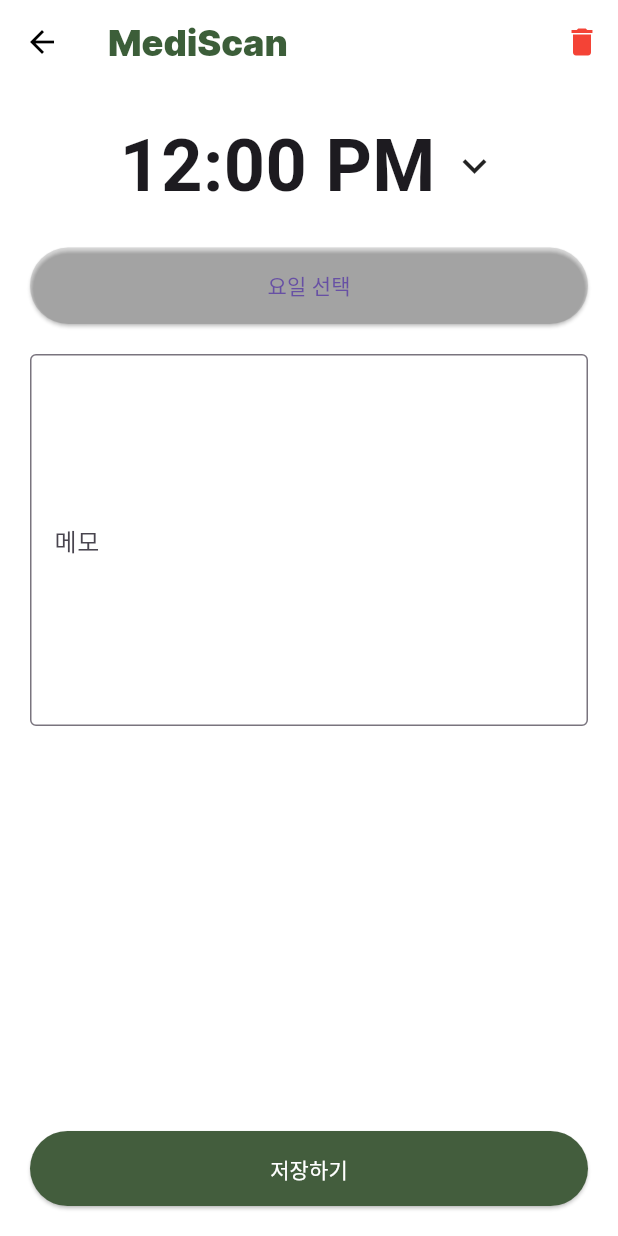
After one commit to Capstone-MediScan/Mediscan-front, a Flutter app: the screen it shows after launch, item 3 of the bottom bar chosen, after a tap on "알림 추가", on a phone screen of 412 x 824 dp. The commit adds this screen. Run offline on Flutter 3.47's test engine with Material 3 defaults, Android fonts, the phone set to English and light mode, and no system bars; our stand-ins replace flutter_local_notifications, image_picker, timezone; project files that could hold a hidden picture were left out.

Commit message:
알림 기능 추가

```diff
--- /dev/null
+++ b/lib/alertmain.dart
@@ -0,0 +1,209 @@
+import 'package:flutter/material.dart';
+import 'package:flutter_local_notifications/flutter_local_notifications.dart';
+import 'package:mediscan/theme/colors.dart';
+import 'package:timezone/data/latest.dart' as tz;
+import 'package:timezone/timezone.dart' as tz;
+import 'dart:io' show Platform;
+import 'package:mediscan/alertsetting.dart'; // 필요한 다른 파일 import
+
+class MediScanHome extends StatefulWidget {
+  const MediScanHome({Key? key}) : super(key: key); // const 추가
+
+  @override
+  _MediScanHomeState createState() => _MediScanHomeState();
+}
+
+class _MediScanHomeState extends State<MediScanHome> {
+  List<String> alertInfos = [];  // 알림 정보를 저장할 리스트
+  List<bool> alertStatuses = []; // 각 알림의 토글 상태를 저장할 리스트
+
+  FlutterLocalNotificationsPlugin flutterLocalNotificationsPlugin = FlutterLocalNotificationsPlugin();
+
+  @override
+  void initState() {
+    super.initState();
+    var initializationSettingsAndroid = const AndroidInitializationSettings('@mipmap/ic_launcher'); // const 추가
+    var initializationSettingsIOS = const IOSInitializationSettings(); // const 추가
+    var initializationSettings = InitializationSettings(
+      android: initializationSettingsAndroid,
+      iOS: initializationSettingsIOS,
+    );
+    flutterLocalNotificationsPlugin.initialize(initializationSettings);
+
+    // 권한 요청
+    _requestPermissions();
+  }
+
+  Future<void> _requestPermissions() async {
+    if (Platform.isAndroid) {
+      await flutterLocalNotificationsPlugin.resolvePlatformSpecificImplementation<
+          AndroidFlutterLocalNotificationsPlugin>()?.requestPermission();
+    } else if (Platform.isIOS) {
+      await flutterLocalNotificationsPlugin.resolvePlatformSpecificImplementation<
+          IOSFlutterLocalNotificationsPlugin>()?.requestPermissions(
+        alert: true,
+        badge: true,
+        sound: true,
+      );
+    }
+  }
+
+  Future<void> _scheduleNotification(int id, TimeOfDay time, String period) async {
+    var androidPlatformChannelSpecifics = const AndroidNotificationDetails(
+      'your_channel_id', 'your_channel_name',
+      channelDescription: 'your_channel_description',
+      importance: Importance.max,
+      priority: Priority.high,
+      showWhen: false,
+    );
+    var iOSPlatformChannelSpecifics = const IOSNotificationDetails();
+    var platformChannelSpecifics = NotificationDetails(
+      android: androidPlatformChannelSpecifics,
+      iOS: iOSPlatformChannelSpecifics,
+    );
+
+    final now = DateTime.now();
+    int hour = period == 'PM' && time.hour != 12 ? time.hour + 12 : time.hour;
+    hour = period == 'AM' && time.hour == 12 ? 0 : hour;
+    var notificationTime = DateTime(now.year, now.month, now.day, hour, time.minute);
+
+    if (notificationTime.isBefore(now)) {
+      notificationTime = notificationTime.add(const Duration(days: 1));  // 알림 시간이 이미 지났다면 다음 날로 예약
+    }
+
+    await flutterLocalNotificationsPlugin.zonedSchedule(
+      id,
+      '약 시간',
+      '약 먹을 시간이에요',
+      tz.TZDateTime.from(notificationTime, tz.local),
+      platformChannelSpecifics,
+      androidAllowWhileIdle: true,
+      uiLocalNotificationDateInterpretation: UILocalNotificationDateInterpretation.absoluteTime,
+      matchDateTimeComponents: DateTimeComponents.time,
+    );
+  }
+
+  @override
+  Widget build(BuildContext context) {
+    return Scaffold(
+      appBar: AppBar(
+        backgroundColor: whiteColor,
+        elevation: 1,
+        actions: <Widget>[
+          TextButton(
+            onPressed: () async {
+              final result = await Navigator.push(
+                context,
+                MaterialPageRoute(
+                  builder: (context) => AlertSetting(
+                    initialTime: const TimeOfDay(hour: 12, minute: 0),  // const 추가
+                    daysStatus: List.filled(7, false),  // 예시로 모든 요일을 false로 초기화
+                  ),
+                ),
+              );
+              if (result != null && result['action'] == 'save') {
+                setState(() {
+                  alertInfos.add(result['time']);
+                  alertStatuses.add(true); // 초기 상태를 true로 설정
+                  final timeParts = result['time'].split(' ');
+                  final timeOfDayParts = timeParts[0].split(':');
+                  final period = timeParts[1];
+                  final timeOfDay = TimeOfDay(
+                    hour: int.parse(timeOfDayParts[0]),
+                    minute: int.parse(timeOfDayParts[1]),
+                  );
+                  _scheduleNotification(alertInfos.length - 1, timeOfDay, period); // 새로운 알림 예약
+                });
+              }
+            },
+            child: const Text('알림 추가', style: TextStyle(color: Colors.green)), // const 추가
+          )
+        ],
+      ),
+      body: Container(
+        color: Colors.white,
+        child: ListView.separated(
+          itemCount: alertInfos.length,
+          itemBuilder: (context, index) {
+            return Container(
+              color: Colors.white,
+              child: ListTile(
+                title: Text(alertInfos[index]),
+                leading: const Icon(Icons.alarm, color: Colors.grey), // const 추가
+                trailing: Row(
+                  mainAxisSize: MainAxisSize.min,
+                  children: [
+                    IconButton(
+                      icon: const Icon(Icons.edit, color: Colors.blue), // const 추가
+                      onPressed: () async {
+                        final timeParts = alertInfos[index].split(' ');
+                        final timeOfDayParts = timeParts[0].split(':');
+                        final period = timeParts[1];
+                        final timeOfDay = TimeOfDay(
+                          hour: int.parse(timeOfDayParts[0]),
+                          minute: int.parse(timeOfDayParts[1]),
+                        );
+                        final result = await Navigator.push(
+                          context,
+                          MaterialPageRoute(
+                            builder: (context) => AlertSetting(
+                              initialTime: timeOfDay,
+                              daysStatus: List.filled(7, false),
+                              alertIndex: index,
+                            ),
+                          ),
+                        );
+                        if (result != null) {
+                          setState(() {
+                            if (result['action'] == 'save') {
+                              alertInfos[index] = result['time'];
+                              if (alertStatuses[index]) {
+                                final timeParts = result['time'].split(' ');
+                                final timeOfDayParts = timeParts[0].split(':');
+                                final period = timeParts[1];
+                                final timeOfDay = TimeOfDay(
+                                  hour: int.parse(timeOfDayParts[0]),
+                                  minute: int.parse(timeOfDayParts[1]),
+                                );
+                                _scheduleNotification(index, timeOfDay, period); // 알림 재설정
+                              }
+                            } else if (result['action'] == 'delete') {
+                              alertInfos.removeAt(index);
+                              alertStatuses.removeAt(index);
+                              flutterLocalNotificationsPlugin.cancel(index); // 알림 취소
+                            }
+                          });
+                        }
+                      },
+                    ),
+                    Switch(
+                      value: alertStatuses[index],
+                      onChanged: (bool value) {
+                        setState(() {
+                          alertStatuses[index] = value;
+                          if (value) {
+                            final timeParts = alertInfos[index].split(' ');
+                            final timeOfDayParts = timeParts[0].split(':');
+                            final period = timeParts[1];
+                            final timeOfDay = TimeOfDay(
+                              hour: int.parse(timeOfDayParts[0]),
+                              minute: int.parse(timeOfDayParts[1]),
+                            );
+                            _scheduleNotification(index, timeOfDay, period);
+                          } else {
+                            flutterLocalNotificationsPlugin.cancel(index);
+                          }
+                        });
+                      },
+                    ),
+                  ],
+                ),
+              ),
+            );
+          },
+          separatorBuilder: (context, index) => const Divider(), // const 추가
+        ),
+      ),
+    );
+  }
+}
--- /dev/null
+++ b/lib/alertsetting.dart
@@ -0,0 +1,184 @@
+import 'package:flutter/material.dart';
+import 'package:mediscan/theme/colors.dart';
+
+class AlertSetting extends StatefulWidget {
+  final TimeOfDay initialTime;
+  final List<bool> daysStatus;
+  final int? alertIndex; // 알림의 인덱스를 전달하기 위한 필드
+
+  const AlertSetting({
+    Key? key,
+    required this.initialTime,
+    required this.daysStatus,
+    this.alertIndex,
+  }) : super(key: key);
+
+  @override
+  _AlertSettingState createState() => _AlertSettingState();
+}
+
+class _AlertSettingState extends State<AlertSetting> {
+  late TimeOfDay selectedTime;
+  late Map<String, bool> days;
+  TextEditingController memoController = TextEditingController();
+
+  @override
+  void initState() {
+    super.initState();
+    selectedTime = widget.initialTime;
+    days = {
+      '월요일마다': widget.daysStatus[0],
+      '화요일마다': widget.daysStatus[1],
+      '수요일마다': widget.daysStatus[2],
+      '목요일마다': widget.daysStatus[3],
+      '금요일마다': widget.daysStatus[4],
+      '토요일마다': widget.daysStatus[5],
+      '일요일마다': widget.daysStatus[6],
+    };
+  }
+
+  void _selectTime(BuildContext context) async {
+    final TimeOfDay? picked = await showTimePicker(
+      context: context,
+      initialTime: selectedTime,
+      builder: (BuildContext context, Widget? child) {
+        return MediaQuery(
+          data: MediaQuery.of(context).copyWith(alwaysUse24HourFormat: false),
+          child: child!,
+        );
+      },
+    );
+    if (picked != null && picked != selectedTime) {
+      setState(() {
+        selectedTime = picked;
+      });
+    }
+  }
+
+  void _showModalBottomSheet(BuildContext context) {
+    showModalBottomSheet(
+      context: context,
+      builder: (BuildContext context) {
+        return DaySelectionModal(days: days);
+      },
+    );
+  }
+
+  void _deleteAlert() {
+    Navigator.of(context).pop({'action': 'delete', 'index': widget.alertIndex}); // 알림 삭제 동작을 전달
+  }
+
+  @override
+  Widget build(BuildContext context) {
+    return Scaffold(
+      appBar: AppBar(
+        leading: IconButton(
+          icon: const Icon(Icons.arrow_back, color: Colors.black), // const 추가
+          onPressed: () => Navigator.of(context).pop(),
+        ),
+        title: const Text(
+          'MediScan',
+          style: TextStyle(color: mainColor, fontFamily: 'Inter900', fontSize: 24),
+        ),
+        backgroundColor: Colors.white, // 배경색을 흰색으로 설정
+        elevation: 0,
+        actions: [
+          IconButton(
+            icon: const Icon(Icons.delete, color: Colors.red), // const 추가
+            onPressed: _deleteAlert,
+          ),
+        ],
+      ),
+      backgroundColor: Colors.white, // 배경색을 흰색으로 설정
+      body: Container(
+        padding: const EdgeInsets.all(20), // const 추가
+        child: Column(
+          crossAxisAlignment: CrossAxisAlignment.start,
+          children: [
+            InkWell(
+              onTap: () => _selectTime(context),
+              child: Row(
+                mainAxisAlignment: MainAxisAlignment.center,
+                children: [
+                  Text(
+                    selectedTime.format(context),
+                    style: const TextStyle(fontSize: 48, fontWeight: FontWeight.bold), // const 추가
+                  ),
+                  const SizedBox(width: 10), // const 추가
+                  const Icon(Icons.keyboard_arrow_down, size: 32), // const 추가
+                ],
+              ),
+            ),
+            const SizedBox(height: 20), // const 추가
+            ElevatedButton(
+              onPressed: () => _showModalBottomSheet(context),
+              child: const Text('요일 선택'), // const 추가
+              style: ElevatedButton.styleFrom(
+                backgroundColor: Colors.black12,
+                padding: const EdgeInsets.symmetric(vertical: 15), // const 추가
+                minimumSize: const Size(double.infinity, 50), // const 추가
+              ),
+            ),
+            const SizedBox(height: 20), // const 추가
+            TextField(
+              controller: memoController,
+              decoration: const InputDecoration( // const 추가
+                labelText: '메모',
+                border: OutlineInputBorder(),
+              ),
+              minLines: 9,
+              maxLines: 11,
+            ),
+            const SizedBox(height: 20), // const 추가
+          ],
+        ),
+      ),
+      bottomNavigationBar: Padding(
+        padding: const EdgeInsets.all(20), // const 추가
+        child: ElevatedButton(
+          onPressed: () {
+            String formattedTime = "${selectedTime.hourOfPeriod}:${selectedTime.minute.toString().padLeft(2, '0')} ${selectedTime.period == DayPeriod.am ? 'AM' : 'PM'}";
+            Navigator.of(context).pop({'action': 'save', 'time': formattedTime}); // 시간 정보를 반환
+          },
+          child: const Text('저장하기', style: TextStyle(color: Colors.white)), // const 추가 및 텍스트 색상 흰색으로 설정
+          style: ElevatedButton.styleFrom(
+            backgroundColor: const Color(0xFF435D3D), // const 추가
+            padding: const EdgeInsets.symmetric(vertical: 15), // const 추가
+            minimumSize: const Size(double.infinity, 50), // const 추가
+          ),
+        ),
+      ),
+    );
+  }
+}
+
+class DaySelectionModal extends StatefulWidget {
+  final Map<String, bool> days;
+  const DaySelectionModal({Key? key, required this.days}) : super(key: key); // const 추가
+
+  @override
+  _DaySelectionModalState createState() => _DaySelectionModalState();
+}
+
+class _DaySelectionModalState extends State<DaySelectionModal> {
+  @override
+  Widget build(BuildContext context) {
+    return Container(
+      padding: const EdgeInsets.all(10), // const 추가
+      color: Colors.white, // 배경색을 흰색으로 설정
+      child: ListView(
+        children: widget.days.keys.map((String key) {
+          return CheckboxListTile(
+            title: Text(key),
+            value: widget.days[key],
+            onChanged: (bool? value) {
+              setState(() {
+                widget.days[key] = value!;
+              });
+            },
+          );
+        }).toList(),
+      ),
+    );
+  }
+}
--- a/lib/main.dart
+++ b/lib/main.dart
@@ -4,7 +4,10 @@ import 'package:mediscan/capsulelist.dart';
 import 'package:mediscan/capsulescan.dart';
 import 'package:mediscan/capsulesearch.dart';
 import 'package:mediscan/result.dart';
+import 'package:mediscan/splashscreen.dart';
 import 'package:mediscan/theme/colors.dart';
+import 'package:mediscan/alertmain.dart';
+import 'package:timezone/data/latest.dart' as tz;
 
 class ResultList {
   final int id;
@@ -22,19 +25,31 @@ class ResultList {
   });
 }
 
-void main() => runApp(MaterialApp(
-      theme: ThemeData(scaffoldBackgroundColor: whiteColor),
-      home: const MyApp(),
-    ));
+void main() {
+  tz.initializeTimeZones();
+  runApp(const MyApp());
+}
 
-class MyApp extends StatefulWidget {
+class MyApp extends StatelessWidget {
   const MyApp({super.key});
 
   @override
-  MyAppState createState() => MyAppState();
+  Widget build(BuildContext context) {
+    return MaterialApp(
+      theme: ThemeData(scaffoldBackgroundColor: whiteColor),
+      home: const HomeScreen(),
+    );
+  }
 }
 
-class MyAppState extends State<MyApp> {
+class HomeScreen extends StatefulWidget {
+  const HomeScreen({super.key});
+
+  @override
+  HomeScreenState createState() => HomeScreenState();
+}
+
+class HomeScreenState extends State<HomeScreen> {
   int currentIndex = 0;
 
   @override
@@ -42,7 +57,7 @@ class MyAppState extends State<MyApp> {
     final List<Widget> screens = [
       HomePage(),
       const CapsuleListPage(),
-      const CapsuleListPage(),
+      const MediScanHome(),
       const CapsuleListPage(),
     ];
 
@@ -53,8 +68,7 @@ class MyAppState extends State<MyApp> {
         toolbarHeight: 65,
         title: const Text(
           'MediScan',
-          style:
-              TextStyle(color: mainColor, fontFamily: 'Inter900', fontSize: 24),
+          style: TextStyle(color: mainColor, fontFamily: 'Inter900', fontSize: 24),
         ),
       ),
       body: IndexedStack(
@@ -68,10 +82,8 @@ class MyAppState extends State<MyApp> {
         showUnselectedLabels: true,
         selectedItemColor: mainColor,
         unselectedItemColor: backColor,
-        selectedLabelStyle:
-            const TextStyle(fontFamily: 'NotoSans500', fontSize: 12),
-        unselectedLabelStyle:
-            const TextStyle(fontFamily: 'NotoSans500', fontSize: 12),
+        selectedLabelStyle: const TextStyle(fontFamily: 'NotoSans500', fontSize: 12),
+        unselectedLabelStyle: const TextStyle(fontFamily: 'NotoSans500', fontSize: 12),
         backgroundColor: whiteColor,
         onTap: (index) {
           setState(() {
--- a/pubspec.yaml
+++ b/pubspec.yaml
@@ -30,6 +30,9 @@ environment:
 dependencies:
   flutter:
     sdk: flutter
+  flutter_local_notifications: ^9.9.1
+  timezone: ^0.8.0
+
 
   # The following adds the Cupertino Icons font to your application.
   # Use with the CupertinoIcons class for iOS style icons.
```
Also changed, not shown: pubspec.lock, 2 other files. Lines whose indentation alone changed are shown as unchanged.
